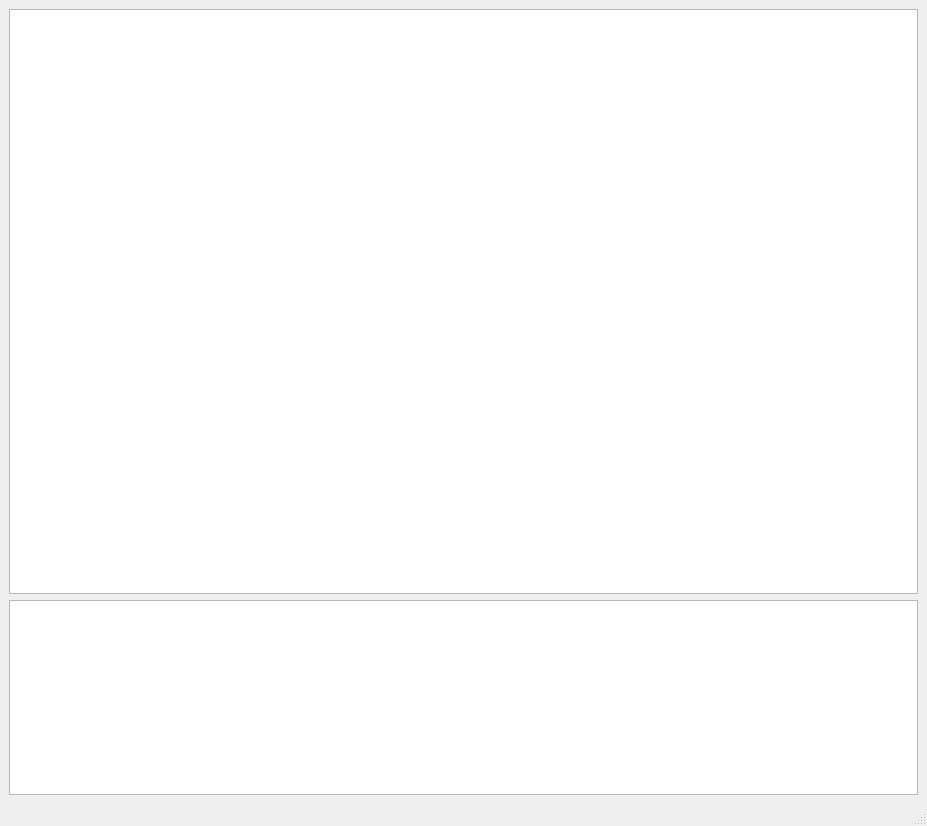
Old version of the form window.ui in the repository ekryyn/pynoob.
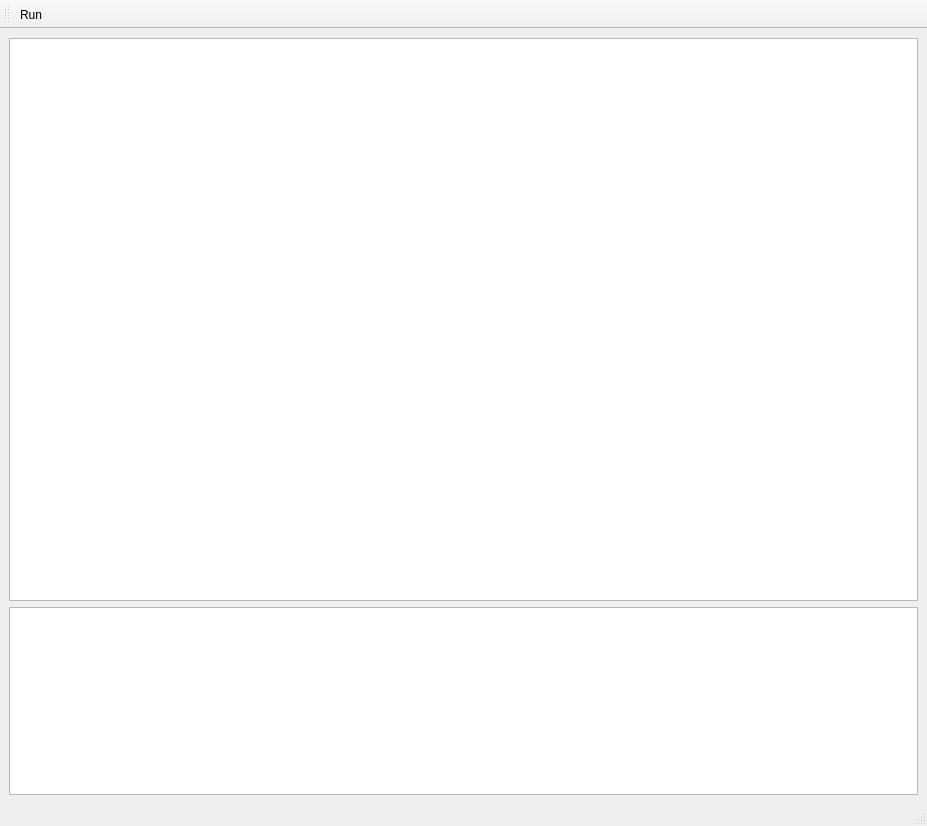
New version of the form. Icons and pictures are not drawn. Custom widgets are drawn as their Qt base class.

```diff
--- a/window.ui
+++ b/window.ui
@@ -16,10 +16,17 @@
   <widget class="QWidget" name="centralwidget">
    <layout class="QGridLayout" name="gridLayout" rowstretch="3,1">
     <item row="0" column="0">
-     <widget class="CodeEditor" name="editor"/>
+     <widget class="CodeEditor" name="editor">
+      <property name="readOnly">
+       <bool>false</bool>
+      </property>
+     </widget>
     </item>
     <item row="1" column="0">
      <widget class="QPlainTextEdit" name="console">
+      <property name="readOnly">
+       <bool>true</bool>
+      </property>
       <property name="backgroundVisible">
        <bool>false</bool>
       </property>
@@ -38,6 +45,33 @@
    </property>
   </widget>
   <widget class="QStatusBar" name="statusbar"/>
+  <widget class="QToolBar" name="toolBar">
+   <property name="windowTitle">
+    <string>toolBar</string>
+   </property>
+   <attribute name="toolBarArea">
+    <enum>TopToolBarArea</enum>
+   </attribute>
+   <attribute name="toolBarBreak">
+    <bool>false</bool>
+   </attribute>
+   <addaction name="actionRun"/>
+  </widget>
+  <action name="actionRun">
+   <property name="icon">
+    <iconset resource="res.qrc">
+     <normaloff>:/res/media-playback-start.svg</normaloff>:/res/media-playback-start.svg</iconset>
+   </property>
+   <property name="text">
+    <string>Run</string>
+   </property>
+   <property name="toolTip">
+    <string>Run program</string>
+   </property>
+   <property name="shortcut">
+    <string>Ctrl+R</string>
+   </property>
+  </action>
  </widget>
  <customwidgets>
   <customwidget>
```
Left out of the diff: 4 changed lines with no effect on the pictures.
